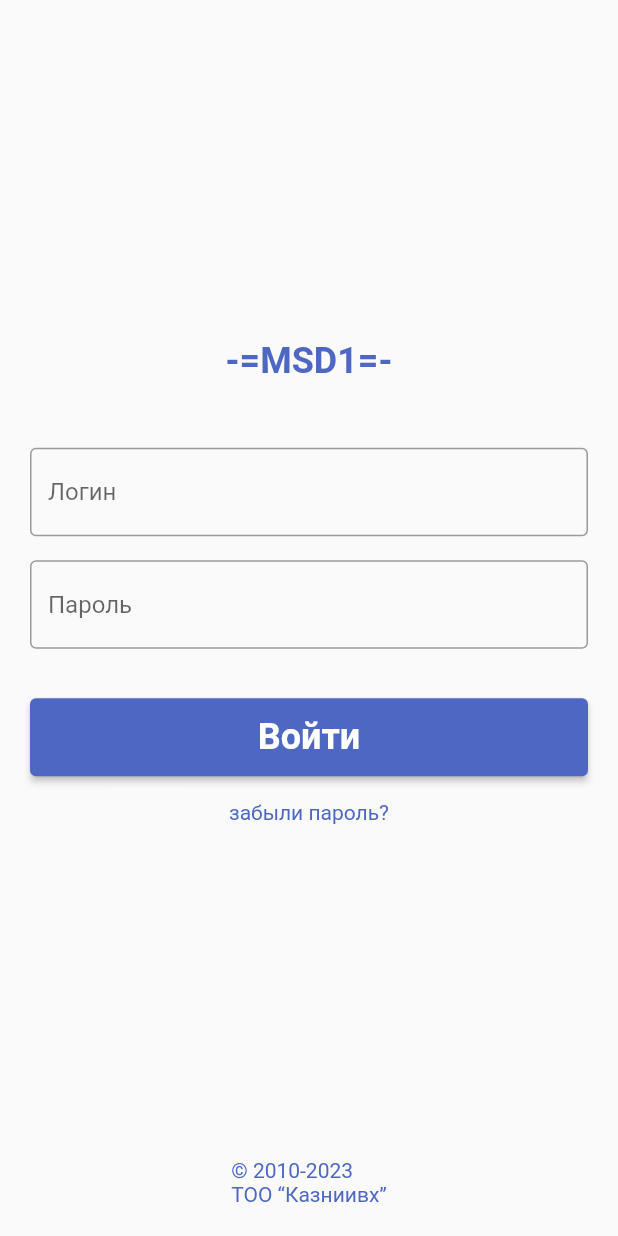
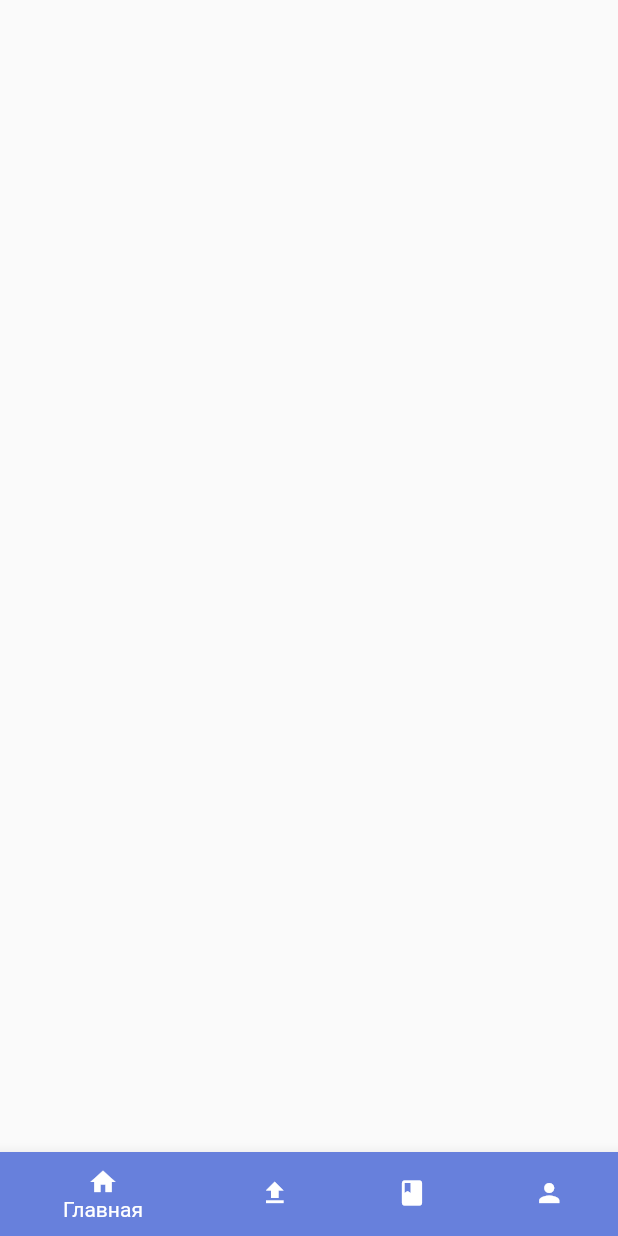
Before and after one commit to lordethyed/MSD1, a Flutter app: the screen it shows after launch, after a tap on "Войти", on a phone screen of 412 x 824 dp. Run offline on Flutter 3.47's test engine with Material 2 defaults, Android fonts, the phone set to English and light mode, and no system bars.

Commit message:
BottomNavigationBar

```diff
--- a/lib/presentation/screens/auth_screen.dart
+++ b/lib/presentation/screens/auth_screen.dart
@@ -1,4 +1,5 @@
 import 'package:flutter/material.dart';
+import 'package:msd1/presentation/screens/bottom_navigation.dart';
 
 class AuthScreen extends StatefulWidget {
   const AuthScreen({Key? key}) : super(key: key);
@@ -83,7 +84,12 @@ class _AuthScreenState extends State<AuthScreen> {
                 style: ElevatedButton.styleFrom(
                   primary: const Color(0xFF4D67C3), // Background color
                 ),
-                onPressed: () {},
+                onPressed: () {
+                  Navigator.push(
+                    context,
+                    MaterialPageRoute(builder: (context) => const BottomScreen()),
+                  );
+                },
                 child: const Text(
                   'Войти',
                   style: TextStyle(
@@ -96,7 +102,12 @@ class _AuthScreenState extends State<AuthScreen> {
               ),
             ),
             TextButton(
-              onPressed: () {},
+              onPressed: () {
+                // Navigator.push(
+                //   context,
+                //   MaterialPageRoute(builder: (context) => const BottomScreen()),
+                // );
+              },
               child: const Text(
                 "забыли пароль?",
                 style: TextStyle(
--- /dev/null
+++ b/lib/presentation/screens/bottom_navigation.dart
@@ -0,0 +1,74 @@
+import 'package:flutter/material.dart';
+import 'package:msd1/presentation/screens/home_screen.dart';
+
+class BottomScreen extends StatefulWidget {
+  const BottomScreen({Key? key}) : super(key: key);
+
+  @override
+  State<BottomScreen> createState() => _BottomScreenState();
+}
+
+class _BottomScreenState extends State<BottomScreen> {
+  @override
+  int _selectedIndex = 0;
+  static const List<Widget> _widgetOptions = <Widget>[
+    HomeScreen(),
+    HomeScreen(),
+    HomeScreen(),
+    HomeScreen(),
+  ];
+  void _onItemTapped(int index) {
+    setState(() {
+      _selectedIndex = index;
+    });
+  }
+
+  @override
+  Widget build(BuildContext context) {
+    return Scaffold(
+      body: Center(
+        child: _widgetOptions.elementAt(_selectedIndex),
+      ),
+      bottomNavigationBar: BottomNavigationBar(
+        items: const <BottomNavigationBarItem>[
+          BottomNavigationBarItem(
+            icon: Icon(
+              Icons.home,
+              size: 20,
+            ),
+            label: 'Главная',
+            backgroundColor: Color(0xFF6780DC),
+          ),
+          BottomNavigationBarItem(
+            icon: Icon(
+              Icons.upload,
+              size: 20,
+            ),
+            label: 'Загрузка',
+            backgroundColor: Color(0xFF6780DC),
+          ),
+          BottomNavigationBarItem(
+            icon: Icon(
+              Icons.book,
+              size: 20,
+            ),
+            label: 'Журнал',
+            backgroundColor: Color(0xFF6780DC),
+          ),
+          BottomNavigationBarItem(
+            icon: Icon(
+              Icons.person,
+              size: 20,
+            ),
+            label: 'Пользователи',
+            backgroundColor: Color(0xFF6780DC),
+          ),
+        ],
+        currentIndex: _selectedIndex,
+        onTap: _onItemTapped,
+        selectedItemColor: Colors.white,
+        unselectedItemColor: const Color(0xFFFFFFFF),
+      ),
+    );
+  }
+}
--- /dev/null
+++ b/lib/presentation/screens/home_screen.dart
@@ -0,0 +1,10 @@
+import 'package:flutter/material.dart';
+
+class HomeScreen extends StatelessWidget {
+  const HomeScreen({Key? key}) : super(key: key);
+
+  @override
+  Widget build(BuildContext context) {
+    return Container();
+  }
+}
```
